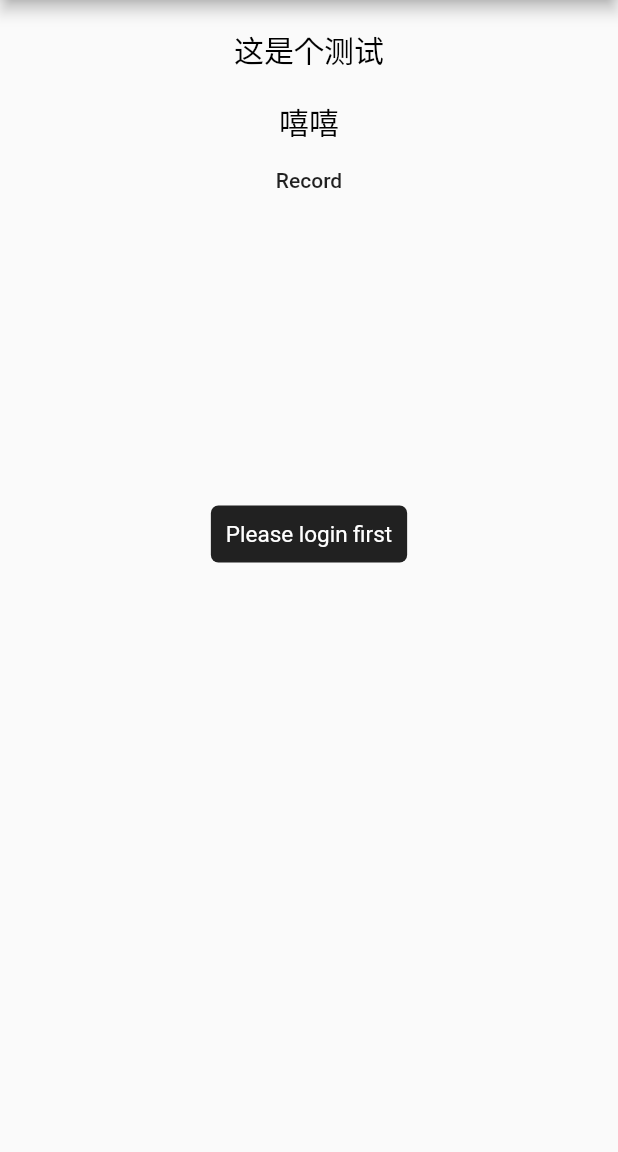
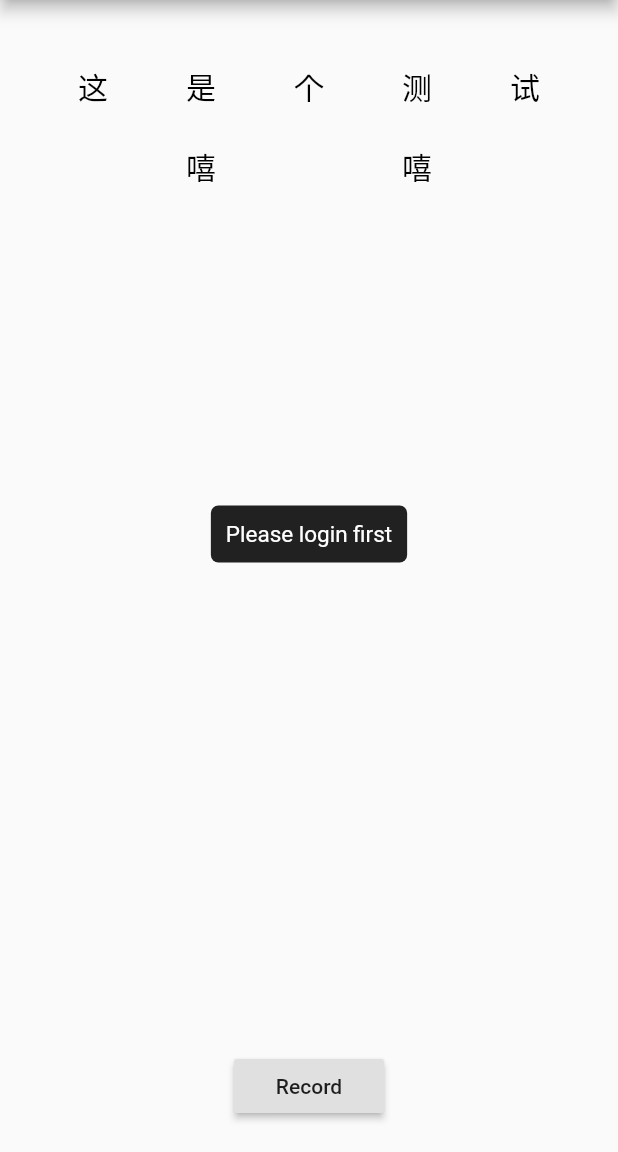
Before and after one commit to tjysdsg/hippo, a Flutter app: the Gop screen opened directly with empty values, after a tap on "Record", on a phone screen of 412 x 824 dp, the part 84-1236 px from its top. Run offline on Flutter 3.47's test engine with Material 2 defaults, Android fonts, the phone set to English and light mode, and no system bars; drawn by our look-alikes of oktoast; our stand-ins replace get, permission_handler; missing offline and left inert: flutter_sound_lite; network calls fail.

Commit message:
Improve pinyin+transcript UI

```diff
--- a/lib/gop.dart
+++ b/lib/gop.dart
@@ -186,19 +186,22 @@ class _GopState extends State<Gop> {
   Widget getTranscriptGridElement(TranscriptGridElementInfo info) {
     return Column(
       children: [
-        Row(children: [
+        Row(
+          children: [
             MyText(
               info.initial ?? ' ',
-            fontSize: 15,
+              fontSize: 20,
               textColor: getColorFromGOP(info.initialScore),
             ),
             MyText(
               info.consonant ?? ' ',
-            fontSize: 15,
+              fontSize: 20,
               textColor: getColorFromGOP(info.consonantBaseScore),
               // TODO: display consonant base and tone separately
             ),
-        ]),
+          ],
+          mainAxisAlignment: MainAxisAlignment.spaceAround,
+        ),
         MyText(info.c, fontSize: 20),
       ],
     );
@@ -245,7 +248,7 @@ class _GopState extends State<Gop> {
         rowElements.add(getTranscriptGridElement(elements[i]));
         transcriptRows.add(Row(
           children: rowElements,
-          mainAxisAlignment: MainAxisAlignment.center,
+          mainAxisAlignment: MainAxisAlignment.spaceEvenly,
           crossAxisAlignment: CrossAxisAlignment.center,
         ));
         rowElements = [];
@@ -256,13 +259,13 @@ class _GopState extends State<Gop> {
     if (rowElements.isNotEmpty)
       transcriptRows.add(Row(
         children: rowElements,
-        mainAxisAlignment: MainAxisAlignment.center,
+        mainAxisAlignment: MainAxisAlignment.spaceEvenly,
         crossAxisAlignment: CrossAxisAlignment.center,
       ));
 
     var details = Column(
       children: transcriptRows,
-      mainAxisAlignment: MainAxisAlignment.center,
+      mainAxisAlignment: MainAxisAlignment.spaceEvenly,
       crossAxisAlignment: CrossAxisAlignment.center,
     );
 
@@ -270,10 +273,14 @@ class _GopState extends State<Gop> {
       appBar: utils.buildAppBar(
           'Lesson ${widget.lessonName}, Dialog ${widget.dialogIdx + 1}',
           context),
-      body: Column(
+      body: Padding(
+        padding: EdgeInsets.symmetric(vertical: 20),
+        child: Column(
           children: [
             details,
-          FlatButton(
+            SizedBox(
+              width: 100,
+              child: RaisedButton(
                 onPressed: () {
                   if (_isRecording) {
                     stopRecording();
@@ -283,8 +290,11 @@ class _GopState extends State<Gop> {
                   }
                 },
                 child: Text('Record'),
+              ),
             )
           ],
+          mainAxisAlignment: MainAxisAlignment.spaceBetween,
+        ),
       ),
     );
   }
```
Lines whose indentation alone changed are shown as unchanged.
